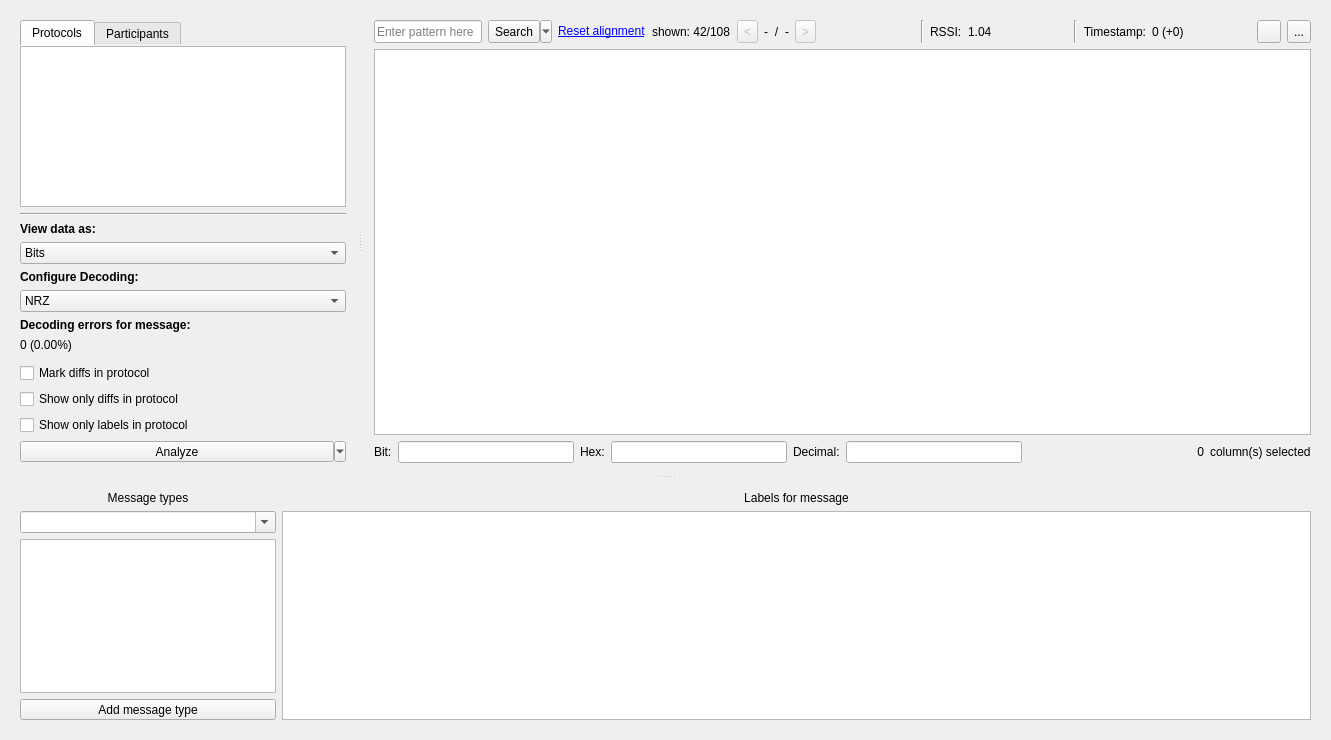
Qt form data/ui/analysis.ui (jopohl/urh) before a commit.
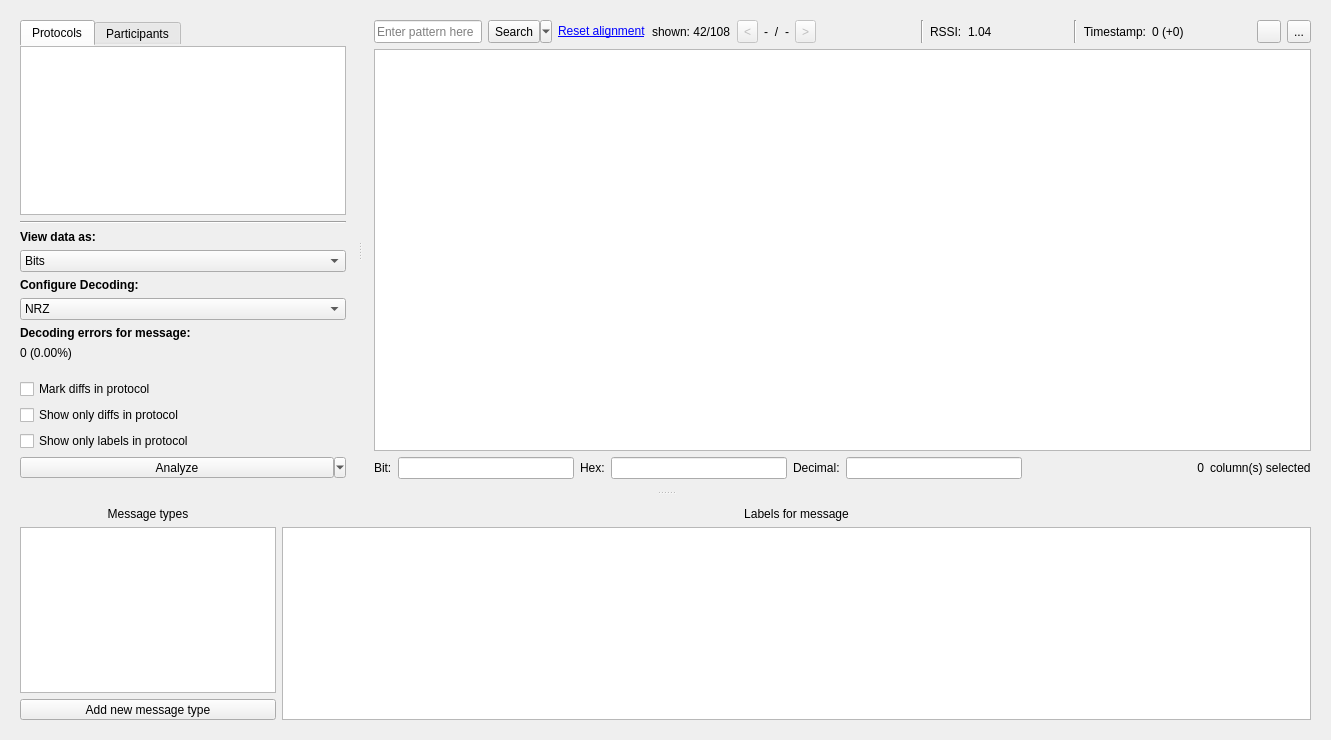
The same form after that commit. Icons and pictures are not drawn. Custom widgets are drawn as their Qt base class.

Commit message: sync selection between message type table and message table

Patch:
```diff
--- a/data/ui/analysis.ui
+++ b/data/ui/analysis.ui
@@ -1045,20 +1045,6 @@
            </property>
            <item>
             <layout class="QGridLayout" name="gridLayout">
-             <item row="1" column="0">
-              <layout class="QHBoxLayout" name="horizontalLayout_2">
-               <item>
-                <widget class="QComboBox" name="cbMessagetypes">
-                 <property name="editable">
-                  <bool>true</bool>
-                 </property>
-                 <property name="insertPolicy">
-                  <enum>QComboBox::NoInsert</enum>
-                 </property>
-                </widget>
-               </item>
-              </layout>
-             </item>
              <item row="0" column="0">
               <widget class="QLabel" name="label">
                <property name="sizePolicy">
@@ -1091,34 +1077,6 @@
                </property>
               </widget>
              </item>
-             <item row="2" column="0">
-              <widget class="MessageTypeTableView" name="tblViewMessageTypes">
-               <property name="sizePolicy">
-                <sizepolicy hsizetype="Preferred" vsizetype="Preferred">
-                 <horstretch>0</horstretch>
-                 <verstretch>0</verstretch>
-                </sizepolicy>
-               </property>
-               <property name="acceptDrops">
-                <bool>false</bool>
-               </property>
-               <property name="toolTip">
-                <string/>
-               </property>
-               <property name="frameShape">
-                <enum>QFrame::StyledPanel</enum>
-               </property>
-               <property name="alternatingRowColors">
-                <bool>true</bool>
-               </property>
-               <property name="showGrid">
-                <bool>false</bool>
-               </property>
-               <attribute name="verticalHeaderVisible">
-                <bool>false</bool>
-               </attribute>
-              </widget>
-             </item>
              <item row="3" column="0">
               <widget class="QToolButton" name="btnAddMessagetype">
                <property name="sizePolicy">
@@ -1131,14 +1089,14 @@
                 <string>Add a new message type</string>
                </property>
                <property name="text">
-                <string>Add message type</string>
+                <string>Add new message type</string>
                </property>
                <property name="icon">
                 <iconset theme="list-add">
                  <normaloff>.</normaloff>.</iconset>
                </property>
                <property name="toolButtonStyle">
-                <enum>Qt::ToolButtonTextOnly</enum>
+                <enum>Qt::ToolButtonTextBesideIcon</enum>
                </property>
               </widget>
              </item>
@@ -1176,6 +1134,34 @@
                </attribute>
               </widget>
              </item>
+             <item row="1" column="0" rowspan="2">
+              <widget class="MessageTypeTableView" name="tblViewMessageTypes">
+               <property name="sizePolicy">
+                <sizepolicy hsizetype="Preferred" vsizetype="Preferred">
+                 <horstretch>0</horstretch>
+                 <verstretch>0</verstretch>
+                </sizepolicy>
+               </property>
+               <property name="acceptDrops">
+                <bool>false</bool>
+               </property>
+               <property name="toolTip">
+                <string/>
+               </property>
+               <property name="frameShape">
+                <enum>QFrame::StyledPanel</enum>
+               </property>
+               <property name="alternatingRowColors">
+                <bool>true</bool>
+               </property>
+               <property name="showGrid">
+                <bool>false</bool>
+               </property>
+               <attribute name="verticalHeaderVisible">
+                <bool>false</bool>
+               </attribute>
+              </widget>
+             </item>
             </layout>
            </item>
           </layout>
```
The commit also changes 6 other files.
